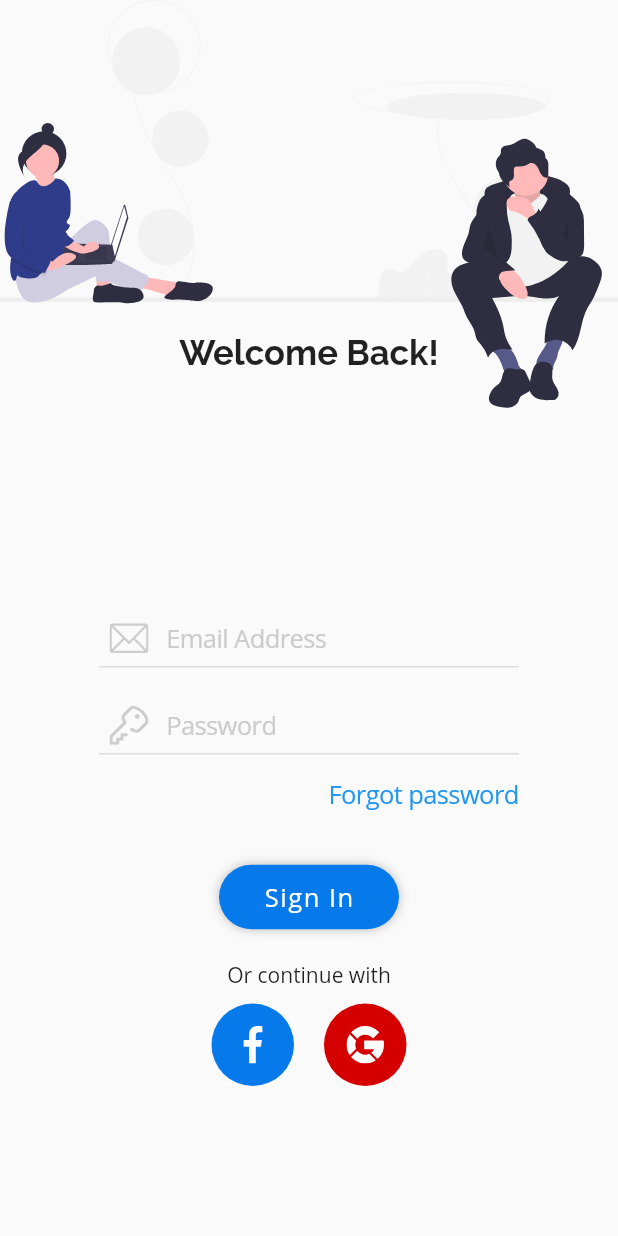
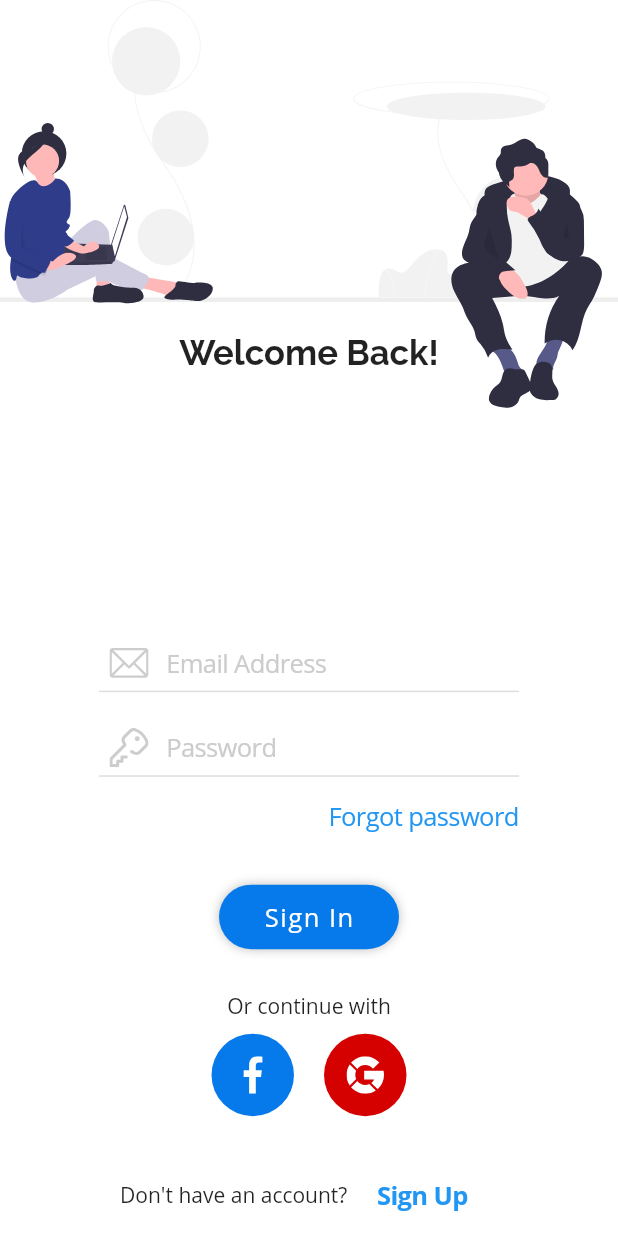
Before and after one commit to gvillegasc/deezer_app, a Flutter app: the screen it shows after launch, on a phone screen of 412 x 824 dp. Run offline on Flutter 3.47's test engine with Material 2 defaults, Android fonts, the phone set to English and light mode, and no system bars; our stand-ins replace after_layout, flutter_svg.

Commit message:
login_page responsive

```diff
--- a/lib/pages/login/login_page.dart
+++ b/lib/pages/login/login_page.dart
@@ -1,3 +1,4 @@
+import 'package:deezer_app/utils/responsive.dart';
 import 'package:flutter/material.dart';
 import 'package:flutter/services.dart';
 
@@ -5,12 +6,14 @@ import 'package:flutter/services.dart';
 import 'package:deezer_app/pages/login/widgets/welcome.dart';
 import 'package:deezer_app/pages/login/widgets/login_form.dart';
 
+import 'package:after_layout/after_layout.dart';
+
 class LoginPage extends StatefulWidget {
   @override
   _LoginPageState createState() => _LoginPageState();
 }
 
-class _LoginPageState extends State<LoginPage> {
+class _LoginPageState extends State<LoginPage> with AfterLayoutMixin {
   @override
   void initState() {
     super.initState();
@@ -21,16 +24,63 @@ class _LoginPageState extends State<LoginPage> {
   }
 
   @override
+  void afterFirstLayout(BuildContext context) {
+    final bool isTable = MediaQuery.of(context).size.shortestSide >= 600;
+    if (!isTable) {
+      SystemChrome.setPreferredOrientations([DeviceOrientation.portraitUp]);
+    }
+  }
+
+  @override
   Widget build(BuildContext context) {
+    final Responsive responsive = Responsive.of(context);
+
     return Scaffold(
-      body: Container(
+      body: GestureDetector(
+        onTap: () {
+          FocusScope.of(context).unfocus();
+        },
+        child: Container(
             width: double.infinity,
             height: double.infinity,
+            color: Colors.white,
+            child: OrientationBuilder(
+              builder: (_, Orientation orientation) {
+                if (orientation == Orientation.portrait) {
+                  return SingleChildScrollView(
+                    child: Container(
+                      height: responsive.height,
                       child: Column(
                         mainAxisAlignment: MainAxisAlignment.spaceBetween,
                         children: <Widget>[Welcome(), LoginForm()],
                       ),
                     ),
                   );
+                } else {
+                  return Row(
+                    children: <Widget>[
+                      Expanded(
+                        child: SingleChildScrollView(
+                            physics: NeverScrollableScrollPhysics(),
+                            child: Container(
+                              padding: EdgeInsets.only(left: 20),
+                              height: responsive.height,
+                              child: Center(
+                                child: Welcome(),
+                              ),
+                            )),
+                      ),
+                      Expanded(
+                        child: SingleChildScrollView(
+                          child: Container(child: Center(child: LoginForm())),
+                        ),
+                      )
+                    ],
+                  );
+                }
+              },
+            )),
+      ),
+    );
   }
 }
--- a/lib/pages/login/widgets/login_form.dart
+++ b/lib/pages/login/widgets/login_form.dart
@@ -1,3 +1,4 @@
+import 'package:deezer_app/utils/responsive.dart';
 import 'package:flutter/material.dart';
 import 'package:flutter/cupertino.dart';
 
@@ -9,17 +10,21 @@ import 'package:deezer_app/widgets/circle_button.dart';
 class LoginForm extends StatelessWidget {
   @override
   Widget build(BuildContext context) {
-    return Container(
+    final Responsive responsive = Responsive.of(context);
+    return SafeArea(
+      top: false,
+      child: Container(
         width: 280,
         child: Column(
           crossAxisAlignment: CrossAxisAlignment.center,
+          mainAxisSize: MainAxisSize.min,
           children: <Widget>[
             InputTextLogin(
               iconPath: 'assets/pages/login/icons/email.svg',
               placeholder: 'Email Address',
             ),
             SizedBox(
-            height: 20,
+              height: responsive.ip(2),
             ),
             InputTextLogin(
               iconPath: 'assets/pages/login/icons/key.svg',
@@ -30,24 +35,24 @@ class LoginForm extends StatelessWidget {
               alignment: Alignment.centerRight,
               child: CupertinoButton(
                 padding: EdgeInsets.symmetric(vertical: 15),
-              child:
-                  Text("Forgot password", style: TextStyle(fontFamily: 'Sans')),
+                child: Text("Forgot password",
+                    style: TextStyle(fontFamily: 'Sans')),
                 onPressed: () {},
               ),
             ),
             SizedBox(
-            height: 20,
+              height: responsive.ip(2),
             ),
             RoundedButton(
               label: "Sign In",
               onPressed: () {},
             ),
             SizedBox(
-            height: 20,
+              height: responsive.ip(3),
             ),
             Text("Or continue with"),
             SizedBox(
-            height: 10,
+              height: responsive.ip(1),
             ),
             Row(
               mainAxisAlignment: MainAxisAlignment.center,
@@ -65,9 +70,24 @@ class LoginForm extends StatelessWidget {
               ],
             ),
             SizedBox(
-            height: 100,
+              height: responsive.ip(2.7),
+            ),
+            Row(
+              mainAxisAlignment: MainAxisAlignment.center,
+              children: <Widget>[
+                Text("Don't have an account?"),
+                CupertinoButton(
+                  child: Text(
+                    "Sign Up",
+                    style: TextStyle(
+                        fontWeight: FontWeight.bold, fontFamily: 'Sans'),
+                  ),
+                  onPressed: () {},
+                )
+              ],
             ),
           ],
+        ),
       ),
     );
   }
--- a/pubspec.yaml
+++ b/pubspec.yaml
@@ -25,6 +25,7 @@ dependencies:
     sdk: flutter
   cupertino_icons: ^0.1.3
   flutter_svg: ^0.19.0
+  after_layout: ^1.0.7+2
 
 dev_dependencies:
   flutter_test:
```
Also changed, not shown: pubspec.lock. Lines whose indentation alone changed are shown as unchanged.
